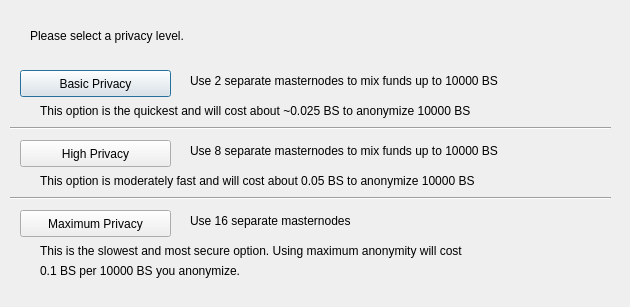
Old version of the form src/qt/forms/obfuscationconfig.ui in the repository bitstakecore/skw-no-master.
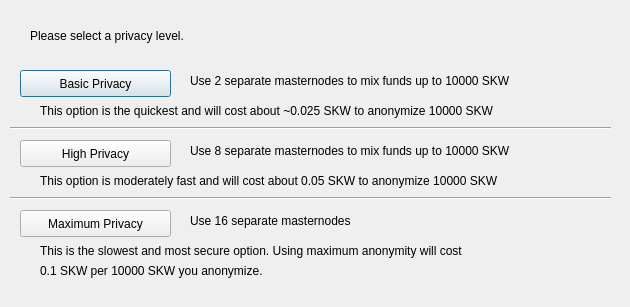
New version of the form.

What changed in the file:
```diff
--- a/src/qt/forms/obfuscationconfig.ui
+++ b/src/qt/forms/obfuscationconfig.ui
@@ -75,7 +75,7 @@
     </rect>
    </property>
    <property name="text">
-    <string>Use 2 separate masternodes to mix funds up to 10000 BS</string>
+    <string>Use 2 separate masternodes to mix funds up to 10000 SKW</string>
    </property>
   </widget>
   <widget class="QLabel" name="label_3">
@@ -88,7 +88,7 @@
     </rect>
    </property>
    <property name="text">
-    <string>Use 8 separate masternodes to mix funds up to 10000 BS</string>
+    <string>Use 8 separate masternodes to mix funds up to 10000 SKW</string>
    </property>
   </widget>
   <widget class="QLabel" name="label_4">
@@ -114,7 +114,7 @@
     </rect>
    </property>
    <property name="text">
-    <string>This option is the quickest and will cost about ~0.025 BS to anonymize 10000 BS</string>
+    <string>This option is the quickest and will cost about ~0.025 SKW to anonymize 10000 SKW</string>
    </property>
   </widget>
   <widget class="QLabel" name="label_7">
@@ -127,7 +127,7 @@
     </rect>
    </property>
    <property name="text">
-    <string>This option is moderately fast and will cost about 0.05 BS to anonymize 10000 BS</string>
+    <string>This option is moderately fast and will cost about 0.05 SKW to anonymize 10000 SKW</string>
    </property>
   </widget>
   <widget class="QLabel" name="label_8">
@@ -153,7 +153,7 @@
     </rect>
    </property>
    <property name="text">
-    <string>0.1 BS per 10000 BS you anonymize.</string>
+    <string>0.1 SKW per 10000 SKW you anonymize.</string>
    </property>
   </widget>
   <widget class="Line" name="line">
```
